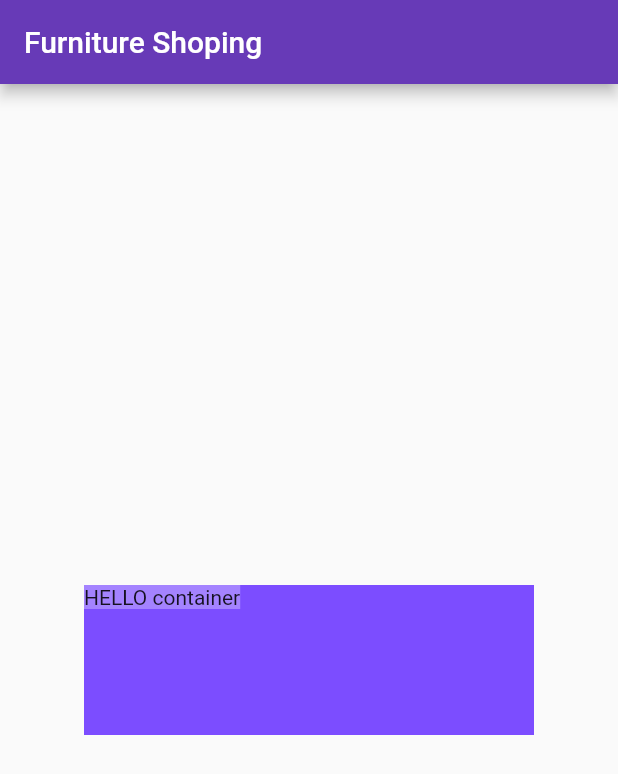
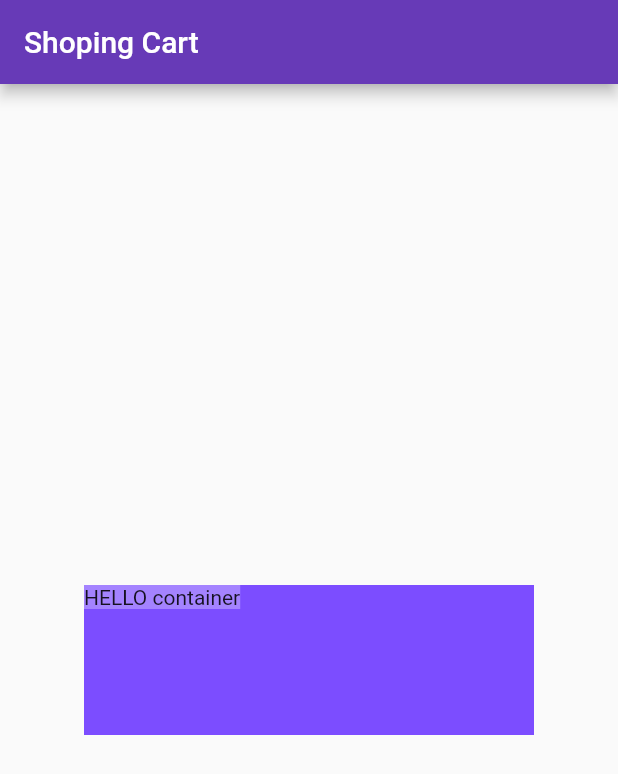
Before and after one commit to SanjeebLama/flutter-ui, a Flutter app: the screen it shows after launch, on a phone screen of 412 x 824 dp. Shown: the top 774 px of the screen. Run offline on Flutter 3.47's test engine with Material 2 defaults, Android fonts, the light colour scheme and no system bars.

```diff
--- a/day1_ui/lib/main.dart
+++ b/day1_ui/lib/main.dart
@@ -4,10 +4,10 @@ import 'home_UI/index_page.dart';
 
 void main() {
   runApp(MaterialApp(
-    title: "Furniture Shopping",
+    title: "Furniture",
     home: Scaffold(
       appBar: AppBar(
-        title: Text("Furniture Shoping"),
+        title: Text("Shoping Cart"),
         backgroundColor: Colors.deepPurple,
       ),
       body: IndexPage(),
```
